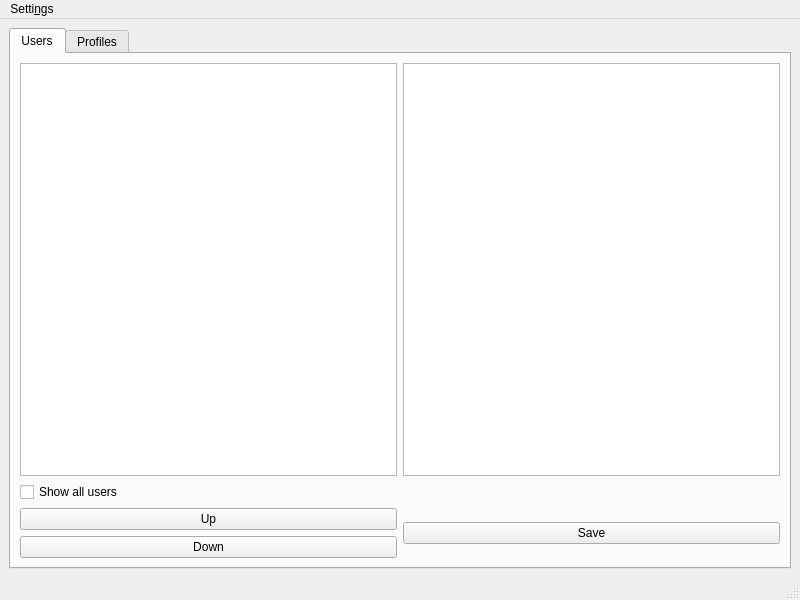
The window that src/mainwindow.ui (KDE/confine) describes before a commit, drawn with Qt 5.
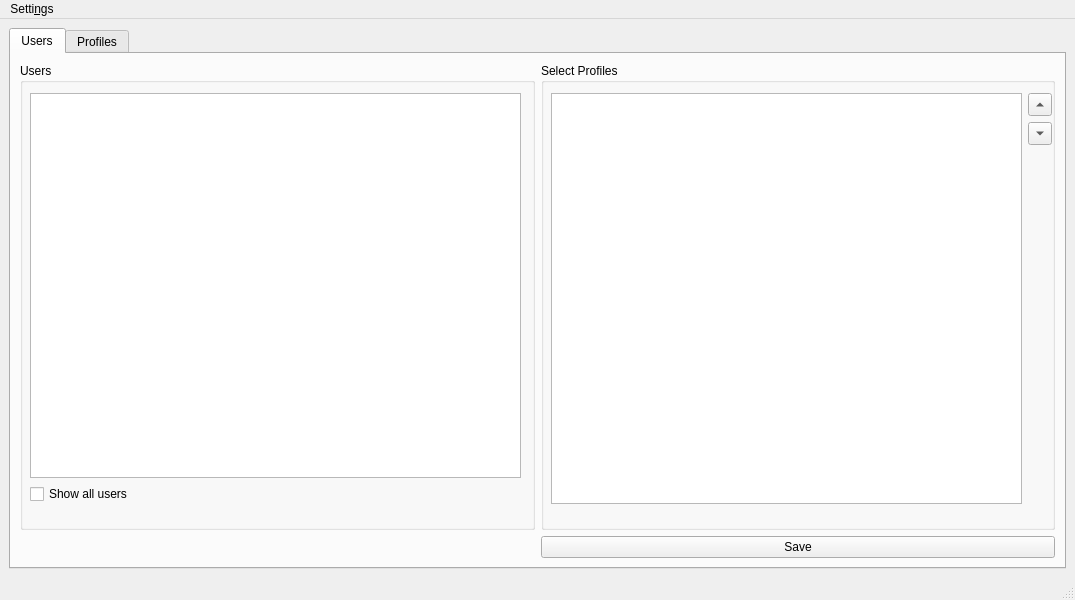
The same window after the commit.

Commit message: mainwindow redesign

```diff
--- a/src/mainwindow.ui
+++ b/src/mainwindow.ui
@@ -6,7 +6,7 @@
    <rect>
     <x>0</x>
     <y>0</y>
-    <width>800</width>
+    <width>1075</width>
     <height>600</height>
    </rect>
   </property>
@@ -25,15 +25,34 @@
         <string>Users</string>
        </attribute>
        <layout class="QGridLayout" name="gridLayout_3">
-        <item row="0" column="0">
-         <widget class="QListWidget" name="userList">
-          <property name="sortingEnabled">
-           <bool>true</bool>
-          </property>
-         </widget>
-        </item>
+        <item row="0" column="0" rowspan="2" colspan="2">
+         <layout class="QGridLayout" name="gridLayout_6">
         <item row="0" column="1">
+           <widget class="QGroupBox" name="groupBox">
+            <property name="title">
+             <string>Select Profiles</string>
+            </property>
+            <widget class="QWidget" name="gridLayoutWidget">
+             <property name="geometry">
+              <rect>
+               <x>10</x>
+               <y>30</y>
+               <width>501</width>
+               <height>411</height>
+              </rect>
+             </property>
+             <layout class="QGridLayout" name="gridLayout_5">
+              <property name="sizeConstraint">
+               <enum>QLayout::SetNoConstraint</enum>
+              </property>
+              <item row="0" column="0">
          <widget class="QListWidget" name="profileListForUser">
+                <property name="sizePolicy">
+                 <sizepolicy hsizetype="Expanding" vsizetype="Expanding">
+                  <horstretch>0</horstretch>
+                  <verstretch>0</verstretch>
+                 </sizepolicy>
+                </property>
           <property name="dragDropMode">
            <enum>QAbstractItemView::InternalMove</enum>
           </property>
@@ -42,30 +61,87 @@
           </property>
          </widget>
         </item>
-        <item row="2" column="1">
+              <item row="0" column="1">
+               <layout class="QGridLayout" name="gridLayout_4">
+                <item row="0" column="0">
+                 <widget class="QToolButton" name="buttonUp">
+                  <property name="text">
+                   <string>...</string>
+                  </property>
+                  <property name="arrowType">
+                   <enum>Qt::UpArrow</enum>
+                  </property>
+                 </widget>
+                </item>
+                <item row="1" column="0">
+                 <widget class="QToolButton" name="buttonDown">
+                  <property name="text">
+                   <string>...</string>
+                  </property>
+                  <property name="arrowType">
+                   <enum>Qt::DownArrow</enum>
+                  </property>
+                 </widget>
+                </item>
+                <item row="2" column="0">
+                 <spacer name="verticalSpacer">
+                  <property name="orientation">
+                   <enum>Qt::Vertical</enum>
+                  </property>
+                  <property name="sizeHint" stdset="0">
+                   <size>
+                    <width>20</width>
+                    <height>40</height>
+                   </size>
+                  </property>
+                 </spacer>
+                </item>
+               </layout>
+              </item>
+             </layout>
+            </widget>
+           </widget>
+          </item>
+          <item row="1" column="1">
          <widget class="QPushButton" name="saveProfileButton">
           <property name="text">
            <string>Save</string>
           </property>
          </widget>
         </item>
-        <item row="2" column="0">
-         <layout class="QGridLayout" name="gridLayout_4">
           <item row="0" column="0">
-           <widget class="QPushButton" name="buttonUp">
-            <property name="text">
-             <string>Up</string>
+           <widget class="QGroupBox" name="groupBox_2">
+            <property name="sizePolicy">
+             <sizepolicy hsizetype="Preferred" vsizetype="Expanding">
+              <horstretch>0</horstretch>
+              <verstretch>0</verstretch>
+             </sizepolicy>
             </property>
-           </widget>
-          </item>
-          <item row="1" column="0">
-           <widget class="QPushButton" name="buttonDown">
-            <property name="text">
-             <string>Down</string>
+            <property name="title">
+             <string>Users</string>
             </property>
-           </widget>
-          </item>
-         </layout>
+            <widget class="QWidget" name="gridLayoutWidget_2">
+             <property name="geometry">
+              <rect>
+               <x>10</x>
+               <y>30</y>
+               <width>491</width>
+               <height>411</height>
+              </rect>
+             </property>
+             <layout class="QGridLayout" name="gridLayout_7">
+              <item row="0" column="0">
+               <widget class="QListWidget" name="userList">
+                <property name="sizePolicy">
+                 <sizepolicy hsizetype="Expanding" vsizetype="Expanding">
+                  <horstretch>0</horstretch>
+                  <verstretch>0</verstretch>
+                 </sizepolicy>
+                </property>
+                <property name="sortingEnabled">
+                 <bool>true</bool>
+                </property>
+               </widget>
         </item>
         <item row="1" column="0">
          <widget class="QCheckBox" name="filterUsers">
@@ -76,6 +152,12 @@
         </item>
        </layout>
       </widget>
+           </widget>
+          </item>
+         </layout>
+        </item>
+       </layout>
+      </widget>
       <widget class="QWidget" name="tab_2">
        <attribute name="title">
         <string>Profiles</string>
@@ -130,7 +212,7 @@
     <rect>
      <x>0</x>
      <y>0</y>
-     <width>800</width>
+     <width>1075</width>
      <height>30</height>
     </rect>
    </property>
```
Lines whose indentation alone changed are shown as unchanged.
